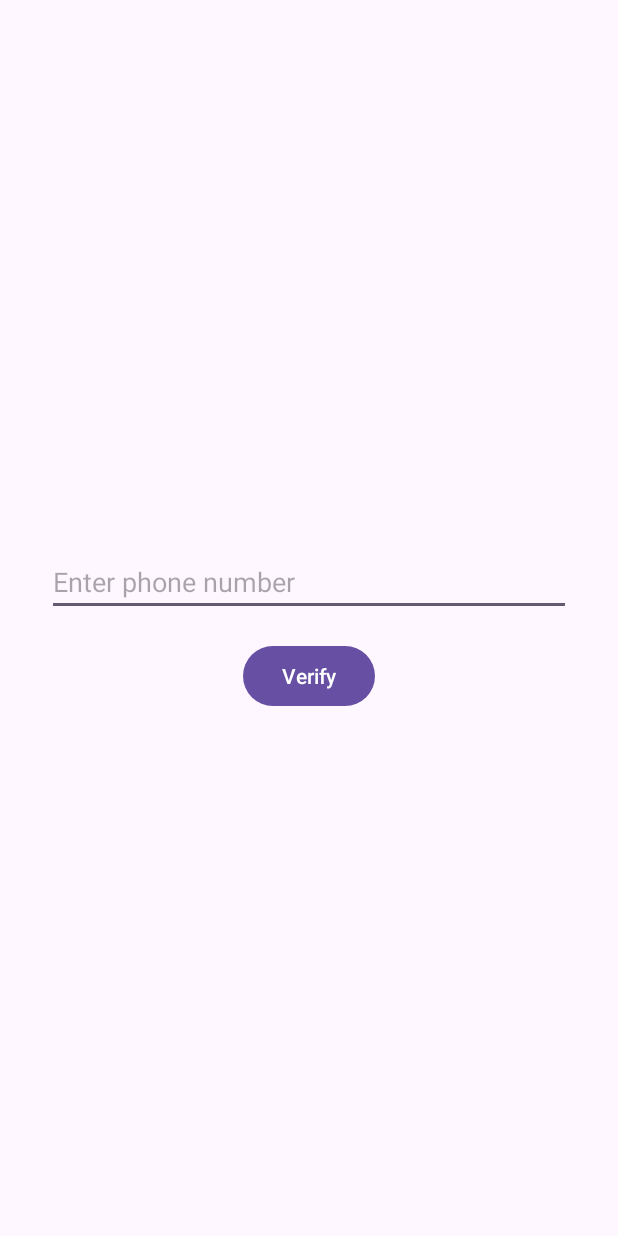
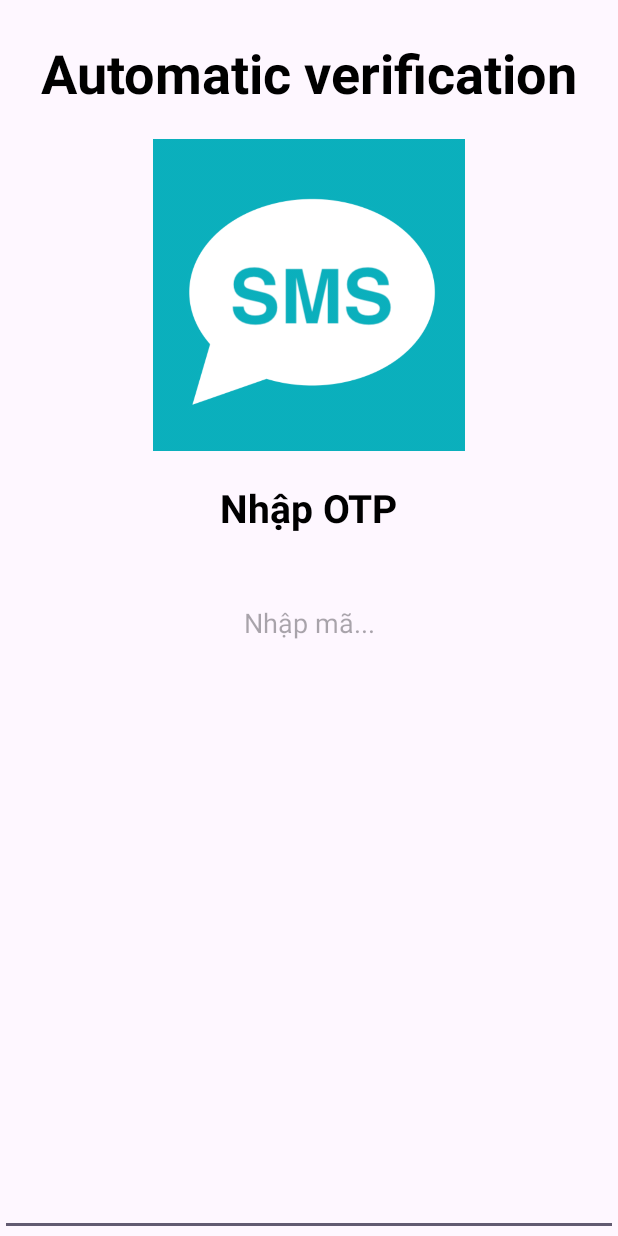
Before and after one commit to ImBrato/SMSMannager-AndroidStudio, an Android app: the screen it shows after launch (MainActivity), on a phone screen of 412 x 824 dp. Run offline under Robolectric (Android 15) with nearby library versions, the phone set to English and light mode, and no system bars.

Commit message:
update final

```diff
--- a/AutomaticSMS/app/src/main/java/com/example/automaticsms/MainActivity.java
+++ b/AutomaticSMS/app/src/main/java/com/example/automaticsms/MainActivity.java
@@ -1,82 +1,47 @@
 package com.example.automaticsms;
 
+
 import android.Manifest;
-import android.content.Intent;
 import android.content.pm.PackageManager;
 import android.os.Bundle;
-import android.telephony.SmsManager;
-import android.view.View;
-import android.widget.Button;
 import android.widget.EditText;
-import android.widget.TextView;
-import android.widget.Toast;
-import java.util.Random;
 
-import androidx.annotation.NonNull;
+import androidx.annotation.Nullable;
 import androidx.appcompat.app.AppCompatActivity;
 import androidx.core.app.ActivityCompat;
 import androidx.core.content.ContextCompat;
 
+
 public class MainActivity extends AppCompatActivity {
 
-    private static final int PERMISSION_REQUEST_SEND_SMS = 1;
+    EditText otpnumber;
 
-    private EditText editTextPhoneNumber;
+    @Override
+    public void onCreate(@Nullable Bundle savedInstanceState) {
+        super.onCreate(savedInstanceState);
+        setContentView(R.layout.activity_main);
 
-//    Random random = new Random();
-    int min = 1000;
-    int max = 9999;
-    public int randomNumber;
+        //we need to ask user permission to auto read sms
+        requestsmspermission();
+        otpnumber = (EditText)findViewById(R.id.edittext);
+
+        new OTP_Receiver().setEditText(otpnumber);
+    }
 
 
-    @Override
-    protected void onCreate(Bundle savedInstanceState) {
-        super.onCreate(savedInstanceState);
-        setContentView(R.layout.activity_main);
-        editTextPhoneNumber =(EditText) findViewById(R.id.editTextPhoneNumber);
-        Button buttonVerify =(Button) findViewById(R.id.buttonVerify);
+    private void requestsmspermission() {
+        String smspermission = Manifest.permission.RECEIVE_SMS;
+        int grant = ContextCompat.checkSelfPermission(this,smspermission);
 
-        buttonVerify.setOnClickListener(new View.OnClickListener() {
-            @Override
-            public void onClick(View v) {
-                Random random = new Random();
+        //check if read SMS permission is granted or not
+        if(grant!= PackageManager.PERMISSION_GRANTED)
+        {
+            String[] permission_list = new String[1];
+            permission_list[0]=smspermission;
 
-                randomNumber = (random.nextInt(max - min + 1 ) + min);
-                String phoneNumber = editTextPhoneNumber.getText().toString().trim();
-                sendVerificationCode(phoneNumber, randomNumber);
-                Intent intent = new Intent(MainActivity.this, newActivity.class);
-                intent.putExtra("key", randomNumber);
-                startActivity(intent);
-            }
-        });
-
-
-    }
-
-    private void sendVerificationCode(String phoneNumber, int randomNumber) {
-        if (ContextCompat.checkSelfPermission(this, Manifest.permission.SEND_SMS)
-                != PackageManager.PERMISSION_GRANTED) {
-            ActivityCompat.requestPermissions(this, new String[]{Manifest.permission.SEND_SMS},
-                    PERMISSION_REQUEST_SEND_SMS);
-        } else {
-            SmsManager smsManager = SmsManager.getDefault();
-            smsManager.sendTextMessage(phoneNumber, null, "Mã xác minh là " + randomNumber, null, null);
-            Toast.makeText(this, "Verification code sent!", Toast.LENGTH_SHORT).show();
+            ActivityCompat.requestPermissions(this,permission_list,1);
         }
     }
 
 
-
-    @Override
-    public void onRequestPermissionsResult(int requestCode, @NonNull String[] permissions, @NonNull int[] grantResults) {
-        super.onRequestPermissionsResult(requestCode, permissions, grantResults);
-        if (requestCode == PERMISSION_REQUEST_SEND_SMS) {
-            if (grantResults.length > 0 && grantResults[0] == PackageManager.PERMISSION_GRANTED) {
-                String phoneNumber = editTextPhoneNumber.getText().toString().trim();
-                sendVerificationCode(phoneNumber, 1);
-            } else {
-                Toast.makeText(this, "Permission denied!", Toast.LENGTH_SHORT).show();
-            }
-        }
-    }
 }
--- /dev/null
+++ b/AutomaticSMS/app/src/main/java/com/example/automaticsms/OTP_Receiver.java
@@ -0,0 +1,35 @@
+package com.example.automaticsms;
+
+import android.content.BroadcastReceiver;
+import android.content.Context;
+import android.content.Intent;
+import android.provider.Telephony;
+import android.telephony.SmsMessage;
+import android.widget.EditText;
+
+public class OTP_Receiver extends BroadcastReceiver {
+    private  static EditText editText;
+
+    public void setEditText(EditText editText)
+    {
+        OTP_Receiver.editText=editText;
+    }
+
+    // OnReceive will keep trace when sms is been received in mobile
+    @Override
+    public void onReceive(Context context, Intent intent) {
+        //message will be holding complete sms that is received
+        SmsMessage[] messages = Telephony.Sms.Intents.getMessagesFromIntent(intent);
+
+        for(SmsMessage sms : messages)
+        {
+
+            String msg = sms.getMessageBody();
+            // here we are spliting the sms using " : " symbol
+            String otp = msg.split(": ")[1];
+
+            editText.setText(otp);
+        }
+
+    }
+}
--- a/AutomaticSMS/app/src/main/res/layout/activity_main.xml
+++ b/AutomaticSMS/app/src/main/res/layout/activity_main.xml
@@ -1,34 +1,62 @@
 <?xml version="1.0" encoding="utf-8"?>
-<LinearLayout xmlns:android="http://schemas.android.com/apk/res/android"
+<androidx.constraintlayout.widget.ConstraintLayout xmlns:android="http://schemas.android.com/apk/res/android"
     xmlns:app="http://schemas.android.com/apk/res-auto"
     xmlns:tools="http://schemas.android.com/tools"
     android:layout_width="match_parent"
     android:layout_height="match_parent"
-    tools:context=".MainActivity"
-    android:orientation="vertical"
-    android:gravity="center"
-    android:padding="15dp">
+    tools:context=".MainActivity">
 
-    <EditText
-        android:id="@+id/editTextPhoneNumber"
-        android:layout_width="match_parent"
-        android:layout_height="wrap_content"
-        android:hint="Enter phone number"
-        android:inputType="phone"
-        android:layout_marginStart="16dp"
-        android:layout_marginEnd="16dp"
-        android:layout_marginTop="16dp"
-        />
-
-    <Button
-        android:id="@+id/buttonVerify"
+    <TextView
+        android:id="@+id/textView"
         android:layout_width="wrap_content"
         android:layout_height="wrap_content"
-        android:text="Verify"
-        android:layout_gravity="center"
-        android:layout_marginTop="16dp"
-        />
+        android:layout_marginTop="24dp"
+        android:text="Automatic verification"
+        android:textColor="@color/black"
+        android:textSize="36dp"
+        android:textStyle="bold"
+        app:layout_constraintEnd_toEndOf="parent"
+        app:layout_constraintHorizontal_bias="0.498"
+        app:layout_constraintStart_toStartOf="parent"
+        app:layout_constraintTop_toTopOf="parent" />
+
+
+    <TextView
+        android:id="@+id/textView2"
+        android:layout_width="wrap_content"
+        android:layout_height="wrap_content"
+        android:layout_marginTop="248dp"
+        android:text="Nhập OTP"
+        android:textColor="@color/black"
+        android:textSize="26dp"
+        android:textStyle="bold"
+        app:layout_constraintEnd_toEndOf="parent"
+        app:layout_constraintStart_toStartOf="parent"
+        app:layout_constraintTop_toBottomOf="@+id/textView" />
 
 
 
-</LinearLayout>
+    <ImageView
+        android:id="@+id/imageView"
+        android:layout_width="wrap_content"
+        android:layout_height="0dp"
+        app:layout_constraintBottom_toTopOf="@+id/textView2"
+        app:layout_constraintEnd_toEndOf="parent"
+        app:layout_constraintHorizontal_bias="0.5"
+        app:layout_constraintStart_toStartOf="parent"
+        app:layout_constraintTop_toBottomOf="@+id/textView"
+        android:src="@drawable/logo"
+        android:layout_marginTop="30px"
+        android:layout_marginBottom="30px"
+        />
+    <EditText
+        android:layout_width="match_parent"
+        android:layout_height="match_parent"
+        android:inputType="number"
+        android:gravity="center"
+        android:id="@+id/edittext"
+        android:layout_marginTop="10px"
+        android:hint="Nhập mã..."/>
+
+
+</androidx.constraintlayout.widget.ConstraintLayout>
```
Also changed, not shown: AutomaticSMS/app/src/main/AndroidManifest.xml (+15 -5 lines), AutomaticSMS/app/src/main/java/com/example/automaticsms/newActivity.java (deleted, +0 -44 lines), AutomaticSMS/app/src/main/res/layout/activity_new.xml (deleted, +0 -28 lines), AutomaticSMS/app/src/main/res/drawable/logo.png (added).
